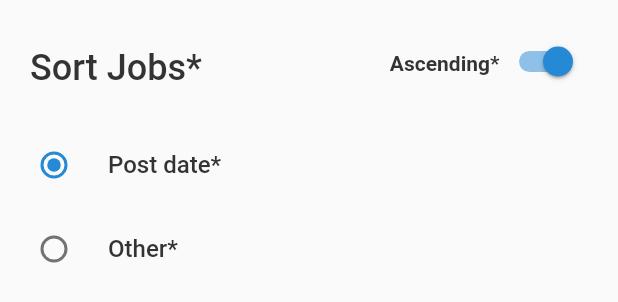
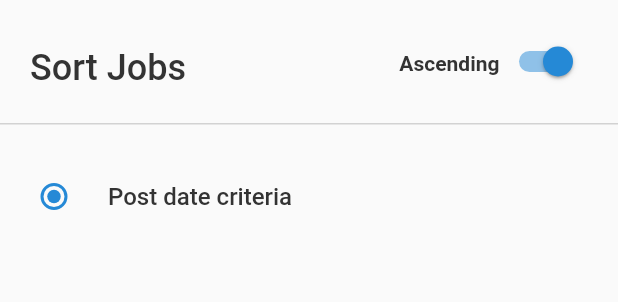
Before and after one commit to PC-Chair-Fight/project-frontend, a Flutter app: the JobSortForm widget shown alone on an empty page, opened directly, on a phone screen of 412 x 824 dp. Shown: the top 302 px of the screen. Run offline on Flutter 3.47's test engine with Material 2 defaults, Android fonts, the phone set to English and light mode, and no system bars; our stand-ins replace dio, font_awesome_flutter, get_it, shared_preferences; accounts and stored records are empty; network calls fail.

Commit message:
Final touches

```diff
--- a/lib/modules/job/providers/job_sort.provider.dart
+++ b/lib/modules/job/providers/job_sort.provider.dart
@@ -24,5 +24,4 @@ class JobSortProvider extends AppProvider {
 
 enum SortCriteria {
   PostDate,
-  Other,
 }
--- a/lib/modules/job/widgets/job_sort_form.widget.dart
+++ b/lib/modules/job/widgets/job_sort_form.widget.dart
@@ -1,5 +1,6 @@
 import 'package:flutter/material.dart';
 import 'package:project/config/theme.config.dart';
+import 'package:project/generated/l10n.dart';
 import 'package:project/modules/job/providers/job_sort.provider.dart';
 import 'package:provider/provider.dart';
 
@@ -19,14 +20,15 @@ class JobSortForm extends StatelessWidget {
         Padding(
           padding: EdgeInsets.all(ThemeConfig.of(context).appMargin),
           child: Row(
+            crossAxisAlignment: CrossAxisAlignment.center,
             children: [
               Expanded(
                 child: Text(
-                  'Sort Jobs*',
+                  S.of(context).JobSortForm_sortJobs,
                   style: ThemeConfig.of(context).headline5,
                 ),
               ),
-              Text('Ascending*'),
+              Text(S.of(context).JobSortForm_ascending),
               Switch(
                 value: jobSortProvider.ascending,
                 onChanged: (value) {
@@ -37,6 +39,8 @@ class JobSortForm extends StatelessWidget {
             ],
           ),
         ),
+        Divider(),
+        SizedBox(height: ThemeConfig.of(context).appMargin),
         RadioListTile(
           value: SortCriteria.PostDate,
           groupValue: jobSortProvider.sortCriteria,
@@ -44,20 +48,9 @@ class JobSortForm extends StatelessWidget {
             onChanged?.call();
             jobSortProvider.setSortCriteria(SortCriteria.PostDate);
           },
-          title: Text('Post date*'),
+          title: Text(S.of(context).JobSortForm_postDateCriteria),
         ),
-        RadioListTile(
-          value: SortCriteria.Other,
-          groupValue: jobSortProvider.sortCriteria,
-          onChanged: (_) {
-            onChanged?.call();
-            jobSortProvider.setSortCriteria(SortCriteria.Other);
-          },
-          title: Text('Other*'),
-        ),
-        SizedBox(
-          height: ThemeConfig.of(context).appMargin,
-        ),
+        SizedBox(height: ThemeConfig.of(context).appMargin),
       ],
     );
   }
```
Also changed, not shown: lib/l10n/intl_en.arb (+9 -8 lines), lib/modules/job/widgets/job_filter_form.widget.dart (+14 -9 lines), lib/generated/intl/messages_en.dart, lib/generated/l10n.dart.
